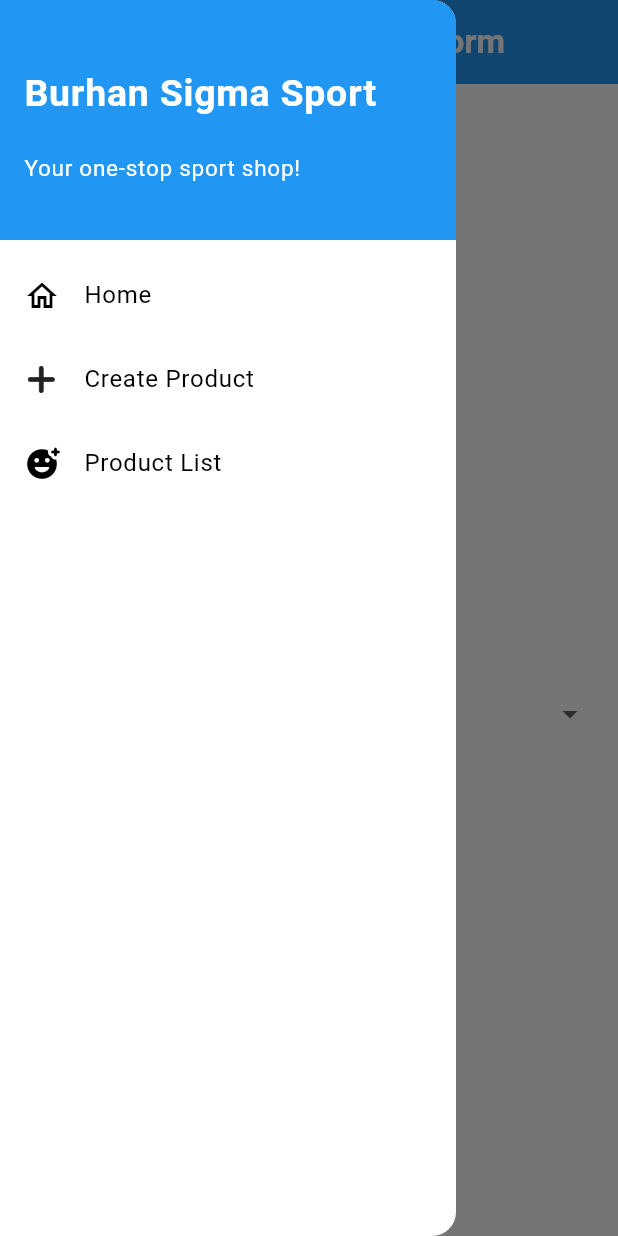
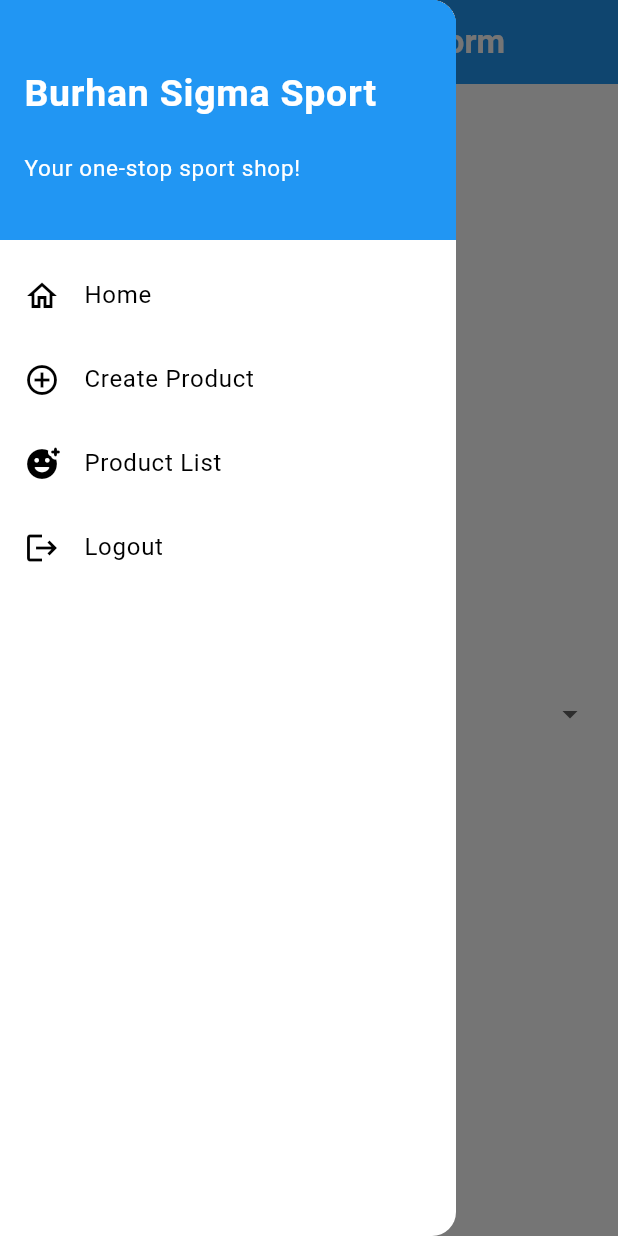
Before and after one commit to riyaan-bai/burhan-sigma-sport-mobile, a Flutter app: the ProductFormPage screen opened directly, with the side drawer open, on a phone screen of 412 x 824 dp. Run offline on Flutter 3.47's test engine with Material 3 defaults, Android fonts, the phone set to English and light mode, and no system bars; missing offline and left inert: pbp_django_auth.

Commit message:
Tugas 9: Fixing Frontend

```diff
--- a/lib/widgets/left_drawer.dart
+++ b/lib/widgets/left_drawer.dart
@@ -1,13 +1,19 @@
 import 'package:burhan_sigma_sport/screens/menu.dart';
 import 'package:burhan_sigma_sport/screens/product_form.dart';
+import 'package:burhan_sigma_sport/screens/login.dart';
 import 'package:flutter/material.dart';
 import 'package:burhan_sigma_sport/widgets/product_entry_list.dart';
+import 'package:pbp_django_auth/pbp_django_auth.dart';
+import 'package:provider/provider.dart';
 
 class LeftDrawer extends StatelessWidget {
   const LeftDrawer({super.key});
 
   @override
   Widget build(BuildContext context) {
+    final request = context
+        .watch<CookieRequest>();
+
     return Drawer(
       child: ListView(
         children: [
@@ -50,17 +56,9 @@ class LeftDrawer extends StatelessWidget {
             },
           ),
           ListTile(
-            leading: SizedBox(
-              width: 23.0,
-              child: Center(
-                child: Image.asset(
-                  'assets/images/create_product.png',
-                  width: 18,
-                  height: 18,
-                  color: Theme.of(context).iconTheme.color,
-                ),
-              ),
-            ),
+            leading: const Icon(
+              Icons.add_circle_outline,
+            ), // Saya ganti icon standar jika image tidak load
             title: const Text('Create Product'),
             onTap: () {
               Navigator.push(
@@ -75,11 +73,39 @@ class LeftDrawer extends StatelessWidget {
             leading: const Icon(Icons.add_reaction_rounded),
             title: const Text('Product List'),
             onTap: () {
-                  // Route to news list page
               Navigator.push(
                 context,
-                      MaterialPageRoute(builder: (context) => const ProductEntryPage()),
+                MaterialPageRoute(
+                  builder: (context) => const ProductEntryPage(),
+                ),
               );
+            },
+          ),
+          // === TAMBAHAN TOMBOL LOGOUT ===
+          ListTile(
+            leading: const Icon(Icons.logout),
+            title: const Text('Logout'),
+            onTap: () async {
+              final response = await request.logout(
+                "http://localhost:8000/auth/logout/",
+              );
+              String message = response["message"];
+              if (context.mounted) {
+                if (response['status']) {
+                  String uname = response["username"];
+                  ScaffoldMessenger.of(context).showSnackBar(
+                    SnackBar(content: Text("$message See you again, $uname.")),
+                  );
+                  Navigator.pushReplacement(
+                    context,
+                    MaterialPageRoute(builder: (context) => const LoginPage()),
+                  );
+                } else {
+                  ScaffoldMessenger.of(
+                    context,
+                  ).showSnackBar(SnackBar(content: Text(message)));
+                }
+              }
             },
           ),
         ],
```
Also changed, not shown: lib/screens/product_form.dart (+29 -12 lines), lib/widgets/product_card.dart (+17 -2 lines), lib/widgets/product_entry_card.dart (+25 -16 lines), lib/widgets/product_entry_list.dart (+10 -11 lines). Lines whose indentation alone changed are shown as unchanged.
